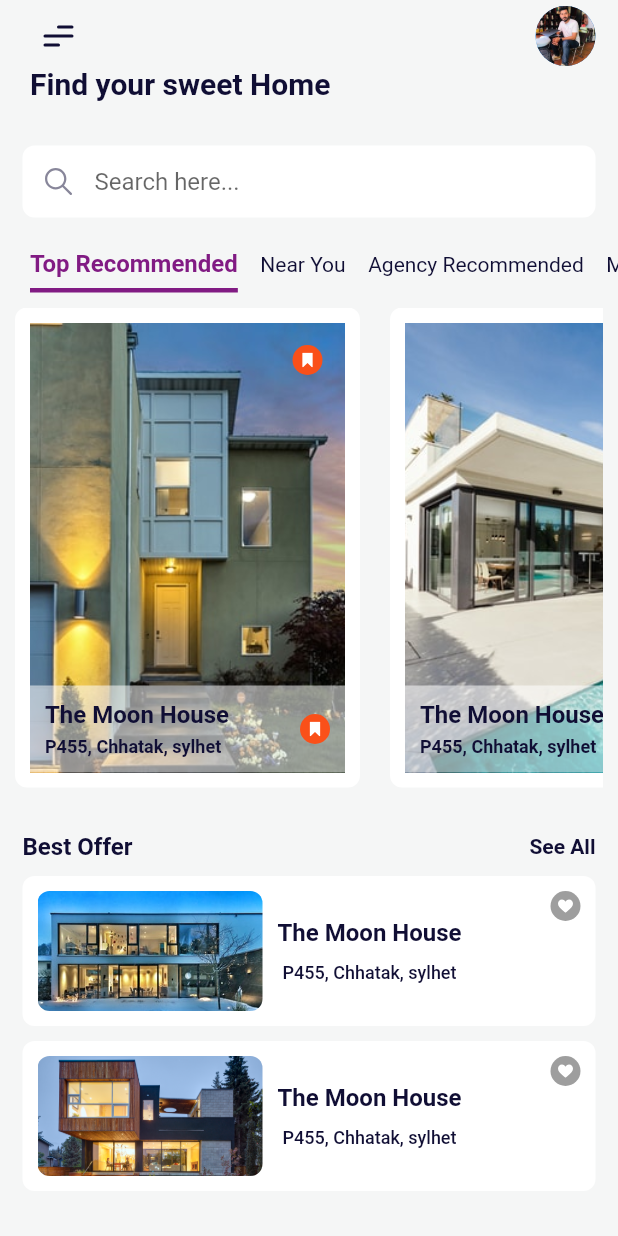
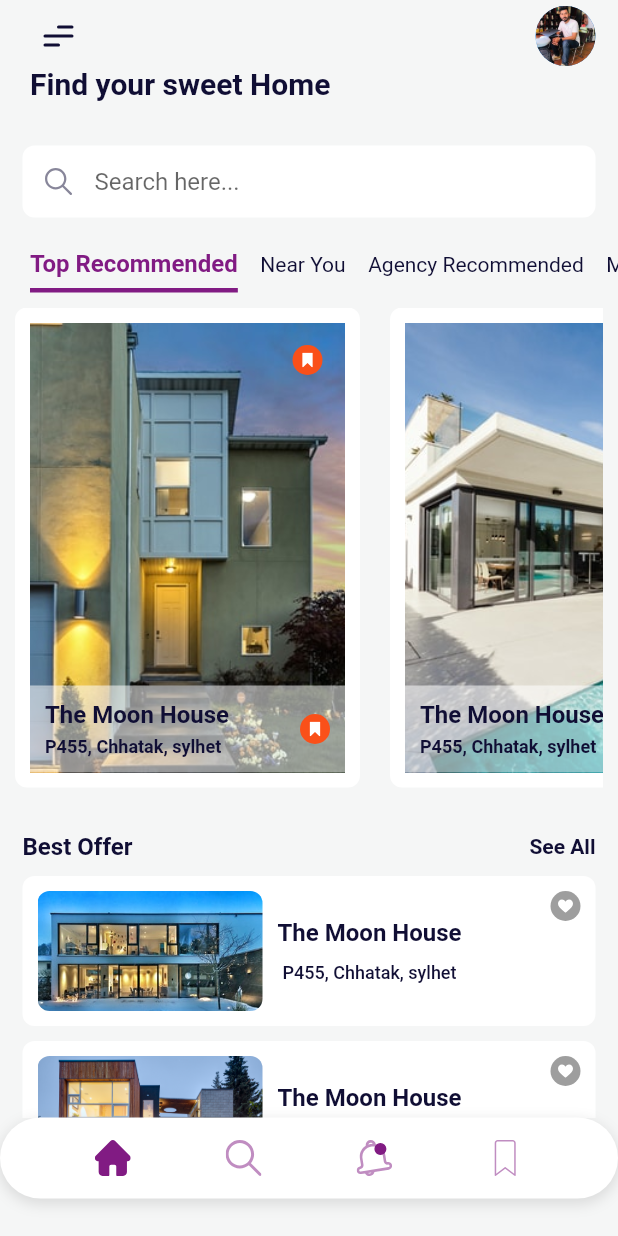
Before and after one commit to maheshpd/house_rent, a Flutter app: the screen it shows after launch, scrolled down 48 dp, on a phone screen of 412 x 824 dp. Run offline on Flutter 3.47's test engine with Material 2 defaults, Android fonts, the phone set to English and light mode, and no system bars; our stand-ins replace flutter_svg.

Commit message:
house rent part 02

```diff
--- a/lib/screen/home/home.dart
+++ b/lib/screen/home/home.dart
@@ -2,6 +2,7 @@ import 'package:flutter/material.dart';
 import 'package:house_rent/screen/home/widget/best_offer.dart';
 import 'package:house_rent/screen/home/widget/categories.dart';
 import 'package:house_rent/screen/home/widget/custom_app_bar.dart';
+import 'package:house_rent/screen/home/widget/custome_bottom_navigation_bar.dart';
 import 'package:house_rent/screen/home/widget/recommended_house.dart';
 import 'package:house_rent/screen/home/widget/search_input.dart';
 import 'package:house_rent/screen/home/widget/welcome_text.dart';
@@ -25,7 +26,8 @@ class HomePage extends StatelessWidget {
             BestOffer()
           ],
         ),
-      )
+      ),
+      bottomNavigationBar: CustomeBottomNavigationBar(),
     );
   }
 }
--- /dev/null
+++ b/lib/screen/home/widget/custome_bottom_navigation_bar.dart
@@ -0,0 +1,35 @@
+import 'package:flutter/material.dart';
+import 'package:flutter_svg/flutter_svg.dart';
+
+class CustomeBottomNavigationBar extends StatelessWidget {
+  final bottomBarItem = [
+    'home',
+    'home_search',
+    'notification',
+    'home_mark'
+  ];
+
+  @override
+  Widget build(BuildContext context) {
+    return Container(
+      margin: const EdgeInsets.only(bottom: 25),
+      padding: const EdgeInsets.symmetric(vertical: 15),
+      decoration: BoxDecoration(
+        color: Colors.white,
+        borderRadius: BorderRadius.circular(30),
+        boxShadow: [
+          BoxShadow(
+            color: Colors.grey.withOpacity(0.3),
+            spreadRadius: 1,
+            blurRadius: 7,
+            offset: const Offset(0,3)
+          )
+        ]
+      ),
+      child: Row(
+        mainAxisAlignment: MainAxisAlignment.spaceEvenly,
+        children: bottomBarItem.map((e) => SvgPicture.asset('assets/icons/$e.svg',
+          color: Theme.of(context).primaryColor,)).toList(),),
+    );
+  }
+}
--- a/lib/screen/home/widget/recommended_house.dart
+++ b/lib/screen/home/widget/recommended_house.dart
@@ -1,5 +1,6 @@
 import 'package:flutter/material.dart';
 import 'package:house_rent/model/house.dart';
+import 'package:house_rent/screen/detail/detail.dart';
 import 'package:house_rent/widget/circle_icon_button.dart';
 
 class RecommendedHouse extends StatelessWidget {
@@ -12,7 +13,14 @@ class RecommendedHouse extends StatelessWidget {
 height: 340,
       child: ListView.separated(
         scrollDirection: Axis.horizontal,
-          itemBuilder: (context, index) => Container(
+          itemBuilder: (context, index) => GestureDetector(
+            onTap: (){
+              Navigator.of(context).push(MaterialPageRoute(
+                  builder: (context) {
+                    return DetailPage(house: recommendedList[index]);
+                  }));
+            },
+            child: Container(
               height: 300,
               width: 230,
               padding: const EdgeInsets.all(10),
@@ -72,6 +80,7 @@ height: 340,
                     ],
               ),
             ),
+          ),
           separatorBuilder: (_, index) => const SizedBox(width: 20,),
           itemCount: recommendedList.length),
     );
```
Also changed, not shown: lib/screen/detail/detail.dart (added, +52 -0 lines), lib/screen/detail/widget/about.dart (added, +20 -0 lines), lib/screen/detail/widget/content_intro.dart (added, +53 -0 lines), lib/screen/detail/widget/detail_app_bar.dart (added, +63 -0 lines), lib/screen/detail/widget/house_info.dart (added, +59 -0 lines). Lines whose indentation alone changed are shown as unchanged.
